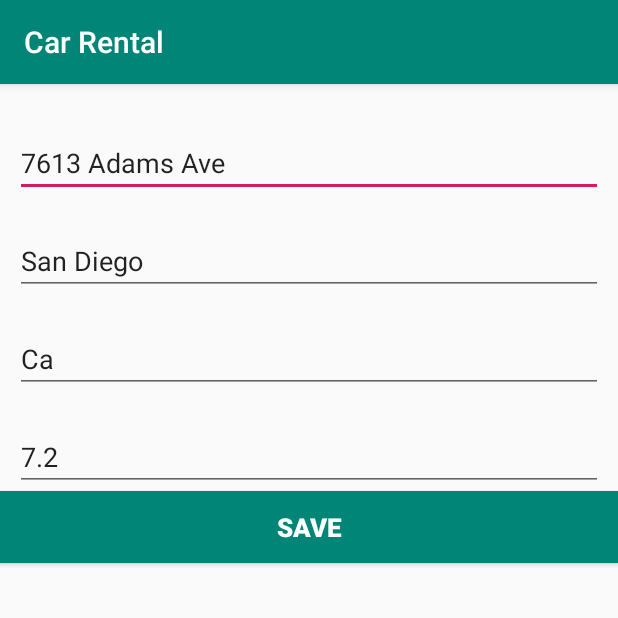
After one commit to manisharangaraju1/car-rental, an Android app: the StationActivity screen opened directly, with no data from a screen before it, on a phone screen of 412 x 824 dp, the top half of it. The commit adds this screen. Run offline under Robolectric (Android 15) with nearby library versions, the phone set to English and light mode, and no system bars; our stand-ins replace Firebase (no records; nobody signed in at launch, a user with empty details on screens opened directly).

```diff
--- a/app/build.gradle
+++ b/app/build.gradle
@@ -23,8 +23,14 @@ dependencies {
     implementation 'com.android.support:appcompat-v7:28.0.0'
     implementation 'com.android.support.constraint:constraint-layout:1.1.3'
     implementation 'com.google.firebase:firebase-core:16.0.1'
+    implementation 'com.google.firebase:firebase-database:16.0.6'
+    implementation 'com.android.support:support-v4:28.0.0'
+    implementation 'com.android.support:design:28.0.0'
+    implementation 'com.google.firebase:firebase-firestore:18.2.0'
+    implementation 'com.android.support:recyclerview-v7:28.0.0'
     testImplementation 'junit:junit:4.12'
     androidTestImplementation 'com.android.support.test:runner:1.0.2'
     androidTestImplementation 'com.android.support.test.espresso:espresso-core:3.0.2'
 }
 apply plugin: 'com.google.gms.google-services'
+com.google.gms.googleservices.GoogleServicesPlugin.config.disableVersionCheck = true
--- /dev/null
+++ b/app/src/main/java/com/android/carrental/StationActivity.java
@@ -0,0 +1,59 @@
+package com.android.carrental;
+
+import android.content.Intent;
+import android.support.annotation.NonNull;
+import android.support.v7.app.AppCompatActivity;
+import android.os.Bundle;
+import android.util.Log;
+import android.view.View;
+import android.widget.Button;
+import android.widget.EditText;
+import android.widget.ProgressBar;
+import android.widget.RelativeLayout;
+import android.widget.Toast;
+
+import com.google.android.gms.tasks.OnCompleteListener;
+import com.google.android.gms.tasks.Task;
+import com.google.firebase.database.DatabaseReference;
+import com.google.firebase.database.FirebaseDatabase;
+
+public class StationActivity extends AppCompatActivity implements View.OnClickListener {
+
+    public static final String DUPLICATE_USER_MESSAGE = "User with this email already exist.";
+    public static final String USERS_KEY = "users";
+    public static final String REQUIRED_FIELDS_MESSAGE = "All fields are required";
+    public static final String EMAIL_KEY = "email";
+    public static final String PASSWORD_KEY = "password";
+    public static final String PASSWORD_LENGTH_MESSAGE = "Password must be at least 6 chars long";
+    private Button save_address;
+    private EditText address;
+    private EditText city;
+    private EditText state;
+    private EditText distance;
+
+    @Override
+    protected void onCreate(Bundle savedInstanceState) {
+        super.onCreate(savedInstanceState);
+        setContentView(R.layout.activity_station);
+        save_address = (Button) findViewById(R.id.save_station);
+        address = (EditText) findViewById(R.id.address);
+        city = (EditText) findViewById(R.id.city);
+        state = (EditText) findViewById(R.id.state);
+        distance = (EditText) findViewById(R.id.distance);
+        save_address.setOnClickListener(this);
+    }
+
+    @Override
+    public void onClick(View v) {
+
+        DatabaseReference databaseReference = FirebaseDatabase.getInstance().getReference();
+        String id = databaseReference.push().getKey();
+        Station station = new Station(id, address.getText().toString(), city.getText().toString(), state.getText().toString(), distance.getText().toString());
+        databaseReference.child("stations").child(id).setValue(station).addOnCompleteListener(new OnCompleteListener<Void>() {
+            @Override
+            public void onComplete(@NonNull Task<Void> task) {
+                Log.i("saved", "saved");
+            }
+        });
+    }
+}
--- /dev/null
+++ b/app/src/main/res/layout/activity_station.xml
@@ -0,0 +1,69 @@
+<?xml version="1.0" encoding="utf-8"?>
+<RelativeLayout xmlns:android="http://schemas.android.com/apk/res/android"
+    xmlns:app="http://schemas.android.com/apk/res-auto"
+    xmlns:tools="http://schemas.android.com/tools"
+    android:layout_width="match_parent"
+    android:layout_height="match_parent"
+    tools:context=".StationActivity">
+
+    <RelativeLayout xmlns:android="http://schemas.android.com/apk/res/android"
+        android:layout_width="match_parent"
+        android:layout_height="match_parent">
+
+        <EditText
+            android:id="@+id/address"
+            android:layout_width="match_parent"
+            android:layout_height="wrap_content"
+            android:text="7613 Adams Ave"
+            android:layout_marginLeft="10dp"
+            android:layout_marginTop="30dp"
+            android:layout_marginRight="10dp"
+            android:hint="address" />
+
+        <EditText
+            android:id="@+id/city"
+            android:layout_width="match_parent"
+            android:layout_height="wrap_content"
+            android:layout_below="@+id/address"
+            android:text="San Diego"
+            android:layout_marginLeft="10dp"
+            android:layout_marginTop="20dp"
+            android:layout_marginRight="10dp"
+            android:hint="city" />
+
+
+        <EditText
+            android:id="@+id/state"
+            android:layout_width="match_parent"
+            android:layout_height="wrap_content"
+            android:layout_below="@+id/city"
+            android:text="Ca"
+            android:layout_marginLeft="10dp"
+            android:layout_marginTop="20dp"
+            android:layout_marginRight="10dp"
+            android:hint="state" />
+
+        <EditText
+            android:id="@+id/distance"
+            android:layout_width="match_parent"
+            android:layout_height="wrap_content"
+            android:layout_below="@+id/state"
+            android:text="7.2"
+            android:layout_marginLeft="10dp"
+            android:layout_marginTop="20dp"
+            android:layout_marginRight="10dp"
+            android:hint="distance" />
+
+        <Button
+            android:layout_width="match_parent"
+            android:layout_height="wrap_content"
+            android:layout_below="@+id/distance"
+            android:id="@+id/save_station"
+            android:background="@color/colorPrimary"
+            android:text="Save"
+            android:textColor="#ffffff"
+            android:textSize="17sp"
+            android:textStyle="bold" />
+    </RelativeLayout>
+
+</RelativeLayout>
--- a/app/src/main/res/values/colors.xml
+++ b/app/src/main/res/values/colors.xml
@@ -3,4 +3,5 @@
     <color name="colorPrimary">#008577</color>
     <color name="colorPrimaryDark">#00574B</color>
     <color name="colorAccent">#D81B60</color>
+    <color name="location">#A9A9A9</color>
 </resources>
```
Also changed, not shown: app/src/main/AndroidManifest.xml (+6 -6 lines), app/src/main/java/com/android/carrental/CarSearchActivity.java (+11 -1 lines), app/src/main/java/com/android/carrental/NearbyCarStations.java (added, +81 -0 lines), app/src/main/java/com/android/carrental/Station.java (added, +42 -0 lines), app/src/main/java/com/android/carrental/StationAdapter.java (added, +56 -0 lines), app/src/main/res/drawable/ic_location_on_black_24dp.xml (added, +9 -0 lines), app/src/main/res/layout/activity_car_search.xml (+23 -33 lines), app/src/main/res/layout/activity_nearby_car_stations.xml (added, +14 -0 lines), app/src/main/res/layout/station_item.xml (added, +63 -0 lines).
